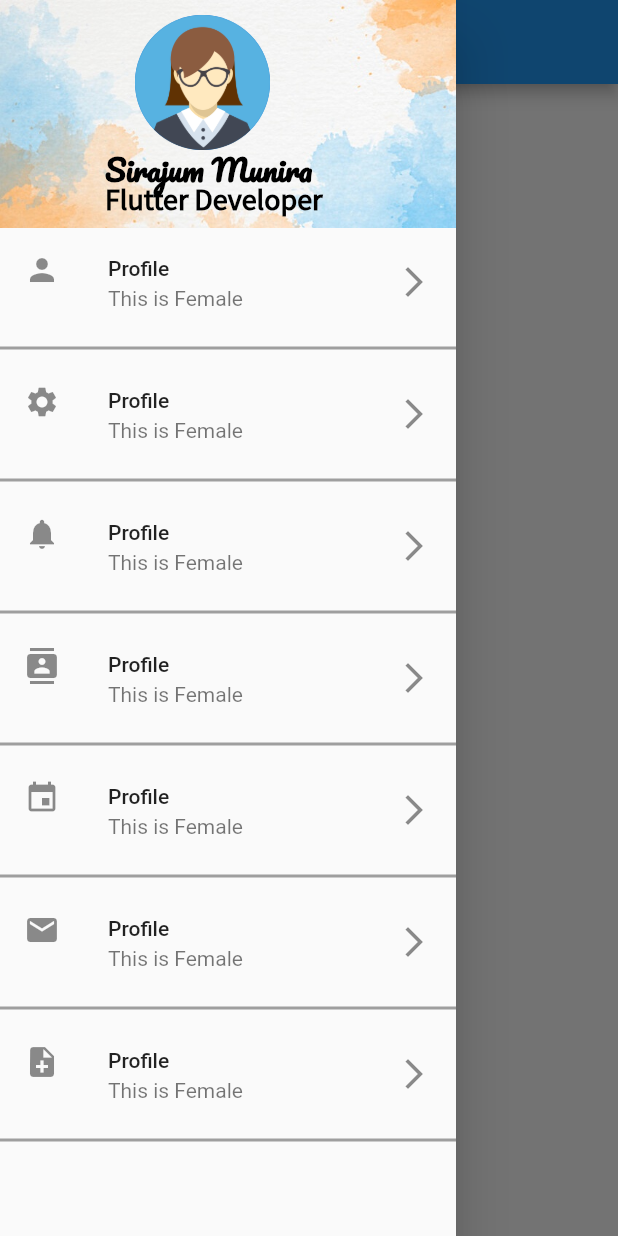
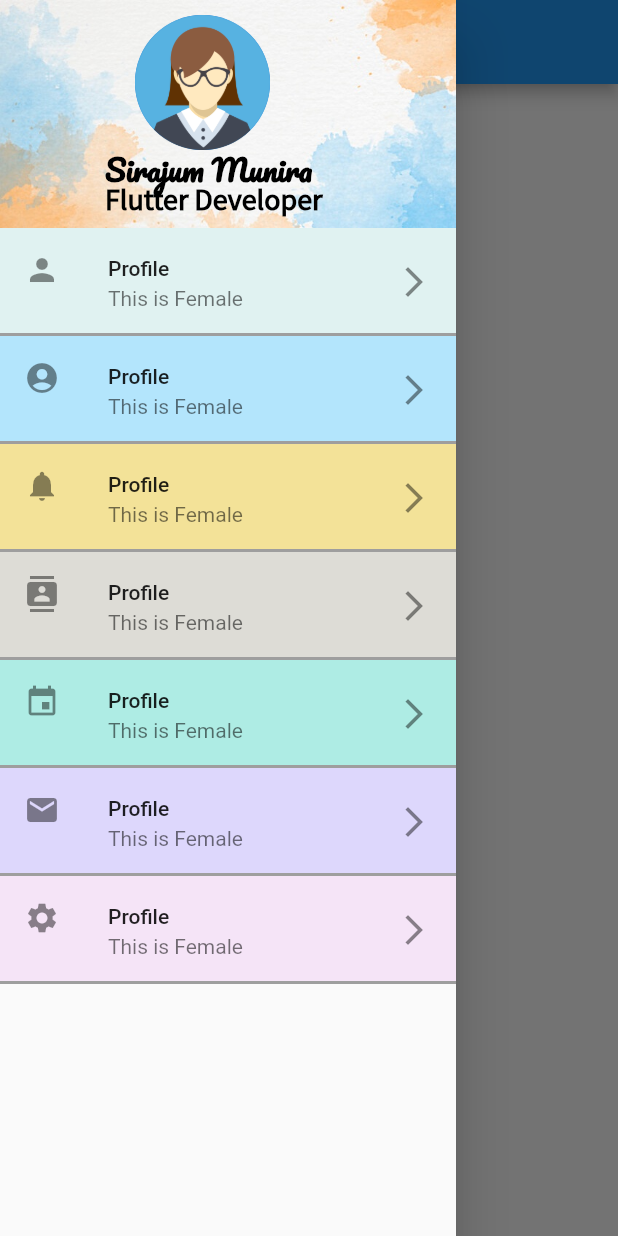
Before and after one commit to moniradiu/flutter-class-app, a Flutter app: the screen it shows after launch, with the side drawer open, on a phone screen of 412 x 824 dp. Run offline on Flutter 3.47's test engine with Material 2 defaults, Android fonts, the phone set to English and light mode, and no system bars.

Commit message:
Drewar 2

```diff
--- a/lib/main.dart
+++ b/lib/main.dart
@@ -80,6 +80,7 @@
                 ),
               ),
               ListTile(
+                tileColor: Color(0xFFE0F2F1),
                 leading: Icon(Icons.person),
                 title: Text("Profile"),
                 subtitle: Text("This is Female"),
@@ -87,9 +88,71 @@
               ),
               Divider(
                 thickness: 2,
+                height: 0,
                 color: Colors.grey,
               ),
               ListTile(
+                tileColor: Color(0xFFB3E5FC),
+                leading: Icon(Icons.account_circle),
+                title: Text("Profile"),
+                subtitle: Text("This is Female"),
+                trailing: Icon(Icons.arrow_forward_ios),
+              ),
+              Divider(
+                thickness: 2,
+                height: 0,
+                color: Colors.grey,
+              ),
+              ListTile(
+                tileColor: Color(0xFFF3E298),
+                leading: Icon(Icons.notifications),
+                title: Text("Profile"),
+                subtitle: Text("This is Female"),
+                trailing: Icon(Icons.arrow_forward_ios),
+              ),
+              Divider(
+                thickness: 2,
+                height: 0,
+                color: Colors.grey,
+              ),
+              ListTile(
+                tileColor: Color(0xFFDDDCD6),
+                leading: Icon(Icons.contacts),
+                title: Text("Profile"),
+                subtitle: Text("This is Female"),
+                trailing: Icon(Icons.arrow_forward_ios),
+              ),
+              Divider(
+                thickness: 2,
+                height: 0,
+                color: Colors.grey,
+              ),
+              ListTile(
+                tileColor: Color(0xFFAEECE4),
+                leading: Icon(Icons.event),
+                title: Text("Profile"),
+                subtitle: Text("This is Female"),
+                trailing: Icon(Icons.arrow_forward_ios),
+              ),
+              Divider(
+                thickness: 2,
+                height: 0,
+                color: Colors.grey,
+              ),
+              ListTile(
+                tileColor: Color(0xFFDDD7FC),
+                leading: Icon(Icons.mail),
+                title: Text("Profile"),
+                subtitle: Text("This is Female"),
+                trailing: Icon(Icons.arrow_forward_ios),
+              ),
+              Divider(
+                thickness: 2,
+                height: 0,
+                color: Colors.grey,
+              ),
+              ListTile(
+                tileColor: Color(0xFFF5E4F7),
                 leading: Icon(Icons.settings),
                 title: Text("Profile"),
                 subtitle: Text("This is Female"),
@@ -97,56 +160,7 @@
               ),
               Divider(
                 thickness: 2,
-                color: Colors.grey,
-              ),
-              ListTile(
-                leading: Icon(Icons.notifications),
-                title: Text("Profile"),
-                subtitle: Text("This is Female"),
-                trailing: Icon(Icons.arrow_forward_ios),
-              ),
-              Divider(
-                thickness: 2,
-                color: Colors.grey,
-              ),
-              ListTile(
-                leading: Icon(Icons.contacts),
-                title: Text("Profile"),
-                subtitle: Text("This is Female"),
-                trailing: Icon(Icons.arrow_forward_ios),
-              ),
-              Divider(
-                thickness: 2,
-                color: Colors.grey,
-              ),
-              ListTile(
-                leading: Icon(Icons.event),
-                title: Text("Profile"),
-                subtitle: Text("This is Female"),
-                trailing: Icon(Icons.arrow_forward_ios),
-              ),
-              Divider(
-                thickness: 2,
-                color: Colors.grey,
-              ),
-              ListTile(
-                leading: Icon(Icons.mail),
-                title: Text("Profile"),
-                subtitle: Text("This is Female"),
-                trailing: Icon(Icons.arrow_forward_ios),
-              ),
-              Divider(
-                thickness: 2,
-                color: Colors.grey,
-              ),
-              ListTile(
-                leading: Icon(Icons.note_add),
-                title: Text("Profile"),
-                subtitle: Text("This is Female"),
-                trailing: Icon(Icons.arrow_forward_ios),
-              ),
-              Divider(
-                thickness: 2,
+                height: 0,
                 color: Colors.grey,
               ),
             ],
```
